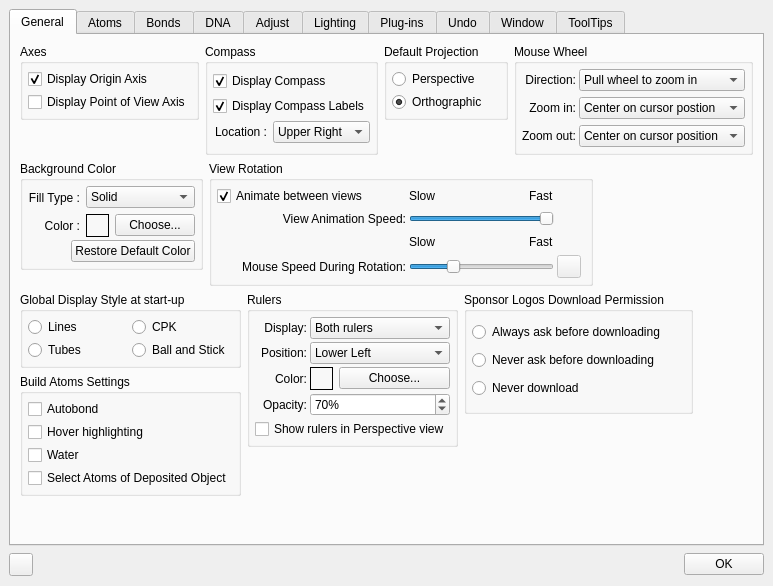
kanzure/nanoengineer, file cad/src/ne1_ui/UserPrefsDialog.ui: the form before one commit.
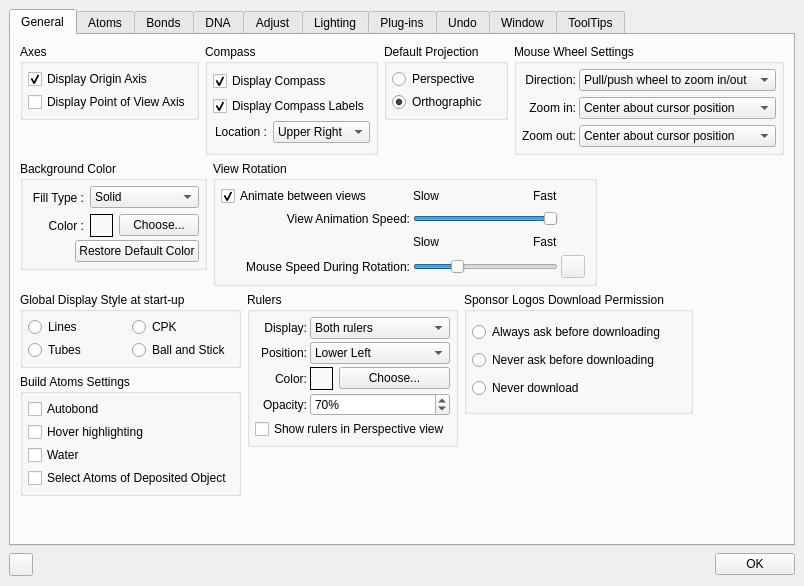
The form after the commit. Icons and pictures are not drawn.

Commit message: Tweaked mouse wheel combo box option text.

Diff of the .ui file:
```diff
--- a/cad/src/ne1_ui/UserPrefsDialog.ui
+++ b/cad/src/ne1_ui/UserPrefsDialog.ui
@@ -1110,7 +1110,7 @@
             <string>Mouse wheel settings</string>
            </property>
            <property name="title" >
-            <string>Mouse Wheel</string>
+            <string>Mouse Wheel Settings</string>
            </property>
            <layout class="QGridLayout" >
             <property name="margin" >
@@ -1131,7 +1131,7 @@
                <widget class="QComboBox" name="mouseWheelDirectionComboBox" >
                 <item>
                  <property name="text" >
-                  <string>Pull wheel to zoom in</string>
+                  <string>Pull/push wheel to zoom in/out</string>
                  </property>
                 </item>
                 <item>
@@ -1145,7 +1145,7 @@
                <widget class="QComboBox" name="mouseWheelZoomInPointComboBox" >
                 <item>
                  <property name="text" >
-                  <string>Center on cursor postion</string>
+                  <string>Center about cursor position</string>
                  </property>
                 </item>
                 <item>
@@ -1159,7 +1159,7 @@
                <widget class="QComboBox" name="mouseWheelZoomOutPointComboBox" >
                 <item>
                  <property name="text" >
-                  <string>Center on cursor position</string>
+                  <string>Center about cursor position</string>
                  </property>
                 </item>
                 <item>
```
Left out of the diff: 2 changed lines with no effect on the pictures. The commit also changes 1 other file.
